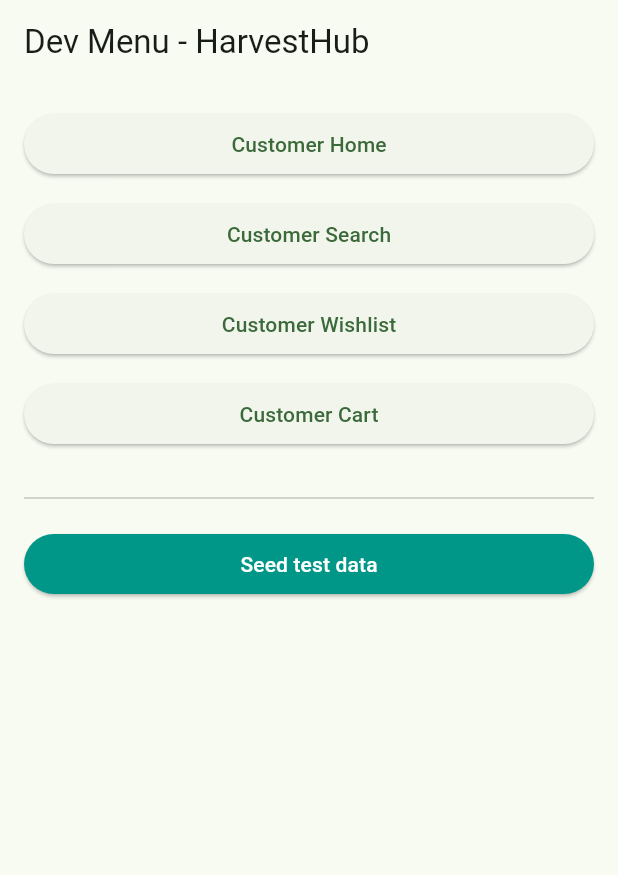
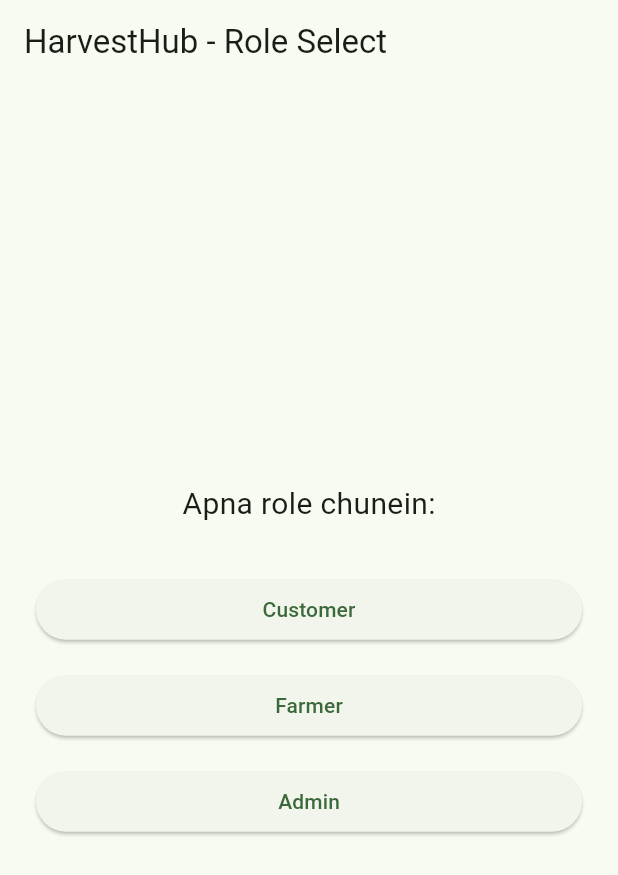
Before and after one commit to aptech-faizan/harvestHub, a Flutter app: the screen it shows after launch, on a phone screen of 412 x 824 dp. Shown: the top 875 px of the screen. Run offline on Flutter 3.47's test engine with Material 3 defaults, Android fonts, the phone set to English and light mode, and no system bars; our stand-ins replace cloud_firestore, firebase_auth, firebase_core, get; accounts and stored records are empty.

```diff
--- /dev/null
+++ b/lib/app/modules/customer/auth/bindings/customer_auth_binding.dart
@@ -0,0 +1,11 @@
+import 'package:get/get.dart';
+import '../controllers/customer_auth_controller.dart';
+
+// Ye CustomerAuthController ko memory mein inject karta hai
+class CustomerAuthBinding extends Bindings {
+  @override
+  void dependencies() {
+    // Lazily load auth controller
+    Get.lazyPut<CustomerAuthController>(() => CustomerAuthController());
+  }
+}
--- /dev/null
+++ b/lib/app/modules/role_select/role_select_view.dart
@@ -0,0 +1,58 @@
+// TODO(ui): design baad mein
+import 'package:flutter/material.dart';
+import 'package:get/get.dart';
+import '../customer/auth/bindings/customer_auth_binding.dart';
+import '../customer/auth/views/customer_login_view.dart';
+
+// Ye role select screen hai jahan user Customer, Farmer ya Admin chunti hai
+class RoleSelectView extends StatelessWidget {
+  const RoleSelectView({super.key});
+
+  @override
+  Widget build(BuildContext context) {
+    return Scaffold(
+      appBar: AppBar(title: const Text('HarvestHub - Role Select')),
+      body: Center(
+        child: Padding(
+          padding: const EdgeInsets.all(24.0),
+          child: Column(
+            mainAxisAlignment: MainAxisAlignment.center,
+            children: [
+              const Text('Apna role chunein:', style: TextStyle(fontSize: 20)),
+              const SizedBox(height: 32),
+              // Customer login par navigate karta hai
+              SizedBox(
+                width: double.infinity,
+                child: ElevatedButton(
+                  onPressed: () => Get.to(
+                    () => const CustomerLoginView(),
+                    binding: CustomerAuthBinding(),
+                  ),
+                  child: const Text('Customer'),
+                ),
+              ),
+              const SizedBox(height: 16),
+              // TODO: Dev 2 ka login
+              SizedBox(
+                width: double.infinity,
+                child: ElevatedButton(
+                  onPressed: () => Get.snackbar('Abhi nahi', 'Ye module abhi baaki hai'),
+                  child: const Text('Farmer'),
+                ),
+              ),
+              const SizedBox(height: 16),
+              // TODO: Dev 3 ka login
+              SizedBox(
+                width: double.infinity,
+                child: ElevatedButton(
+                  onPressed: () => Get.snackbar('Abhi nahi', 'Ye module abhi baaki hai'),
+                  child: const Text('Admin'),
+                ),
+              ),
+            ],
+          ),
+        ),
+      ),
+    );
+  }
+}
--- a/lib/main.dart
+++ b/lib/main.dart
@@ -4,6 +4,7 @@ import 'package:firebase_core/firebase_core.dart';
 import 'firebase_options.dart';
 import 'app/modules/customer/cart/controllers/cart_controller.dart';
 import 'app/modules/customer/wishlist/controllers/wishlist_controller.dart';
+import 'app/modules/role_select/role_select_view.dart';
 import 'dev_menu.dart';
 
 // App ka main entry point jahan Firebase aur permanent controllers initialize hote hain
@@ -35,8 +36,8 @@ class MyApp extends StatelessWidget {
         useMaterial3: true,
         colorScheme: ColorScheme.fromSeed(seedColor: Colors.green),
       ),
-      // TODO: splash/role_select se replace hoga
-      home: const DevMenu(),
+      // TODO: splash screen baad mein
+      home: const RoleSelectView(),
     );
   }
 }
```
Also changed, not shown: lib/app/modules/customer/auth/controllers/customer_auth_controller.dart (added, +150 -0 lines), lib/app/modules/customer/auth/views/customer_login_view.dart (added, +68 -0 lines), lib/app/modules/customer/auth/views/customer_register_view.dart (added, +82 -0 lines), lib/dev_menu.dart (+16 -0 lines).
